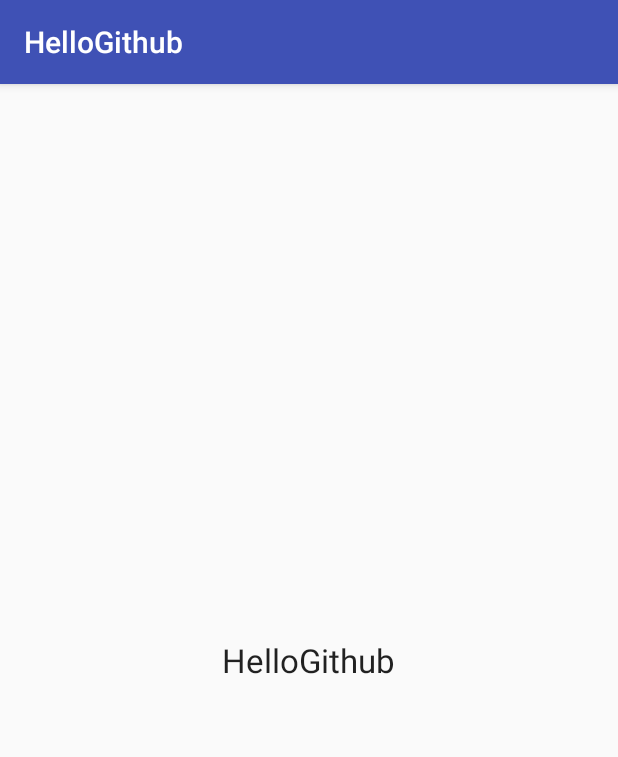
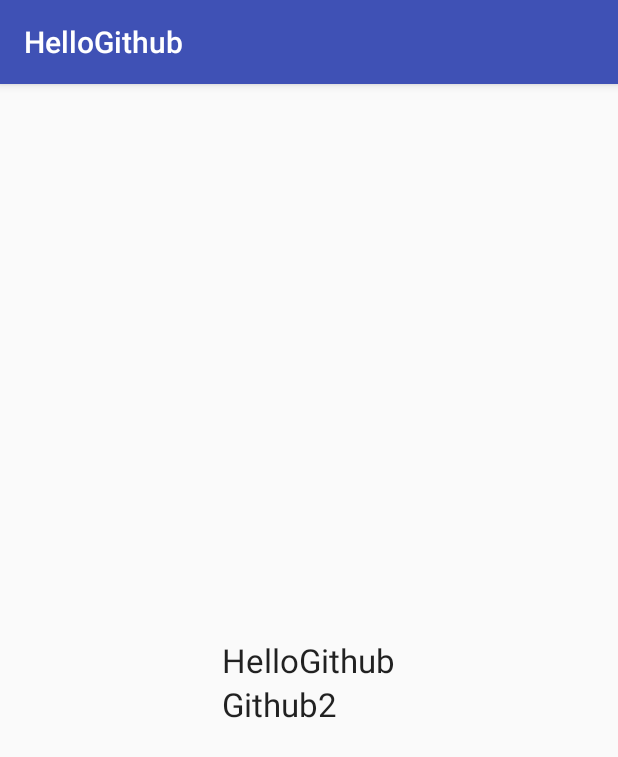
Before and after one commit to 443070582/HelloGit, an Android app: the screen it shows after launch (MainActivity), on a phone screen of 412 x 824 dp. Shown: the top 757 px of the screen. Run offline under Robolectric (Android 15) with nearby library versions, the phone set to English and light mode, and no system bars.

Commit message:
20161026 hebin

```diff
--- a/app/src/main/res/layout/activity_main.xml
+++ b/app/src/main/res/layout/activity_main.xml
@@ -18,4 +18,14 @@
           android:id="@+id/textView"
           android:layout_centerVertical="true"
           android:layout_centerHorizontal="true"/>
+
+      <TextView
+          android:layout_width="wrap_content"
+          android:layout_height="wrap_content"
+          android:textAppearance="?android:attr/textAppearanceLarge"
+          android:text="Github2"
+          android:id="@+id/textView2"
+          android:layout_below="@+id/textView"
+          android:layout_alignLeft="@+id/textView"
+          android:layout_alignStart="@+id/textView"/>
 </RelativeLayout>
```
